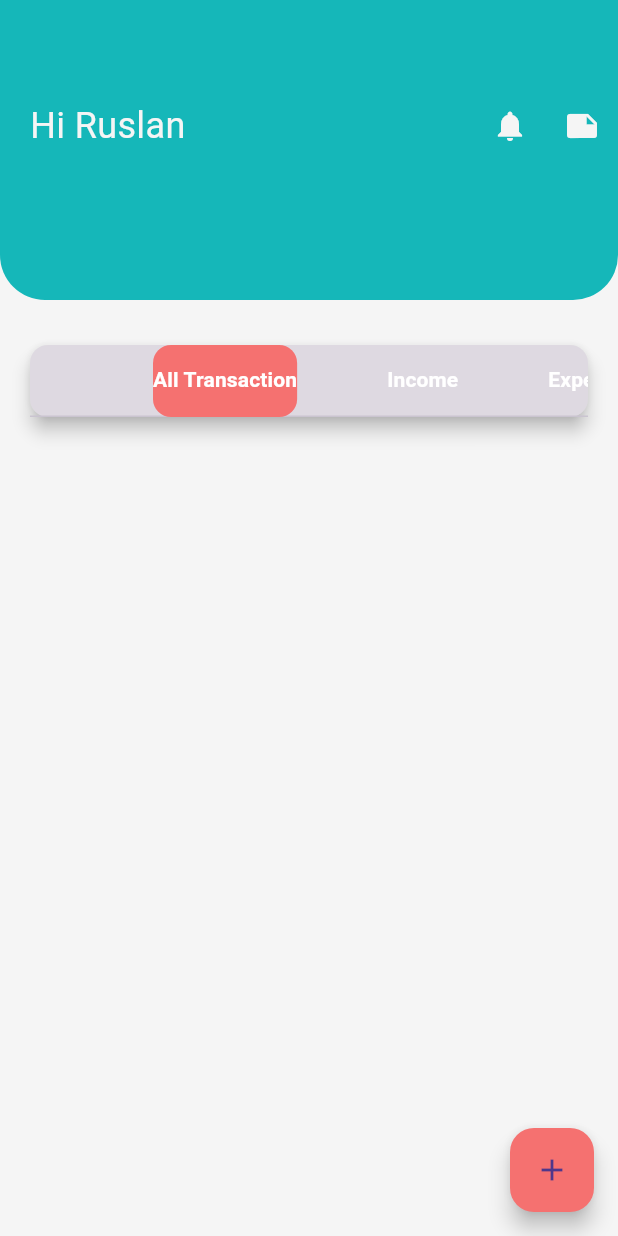
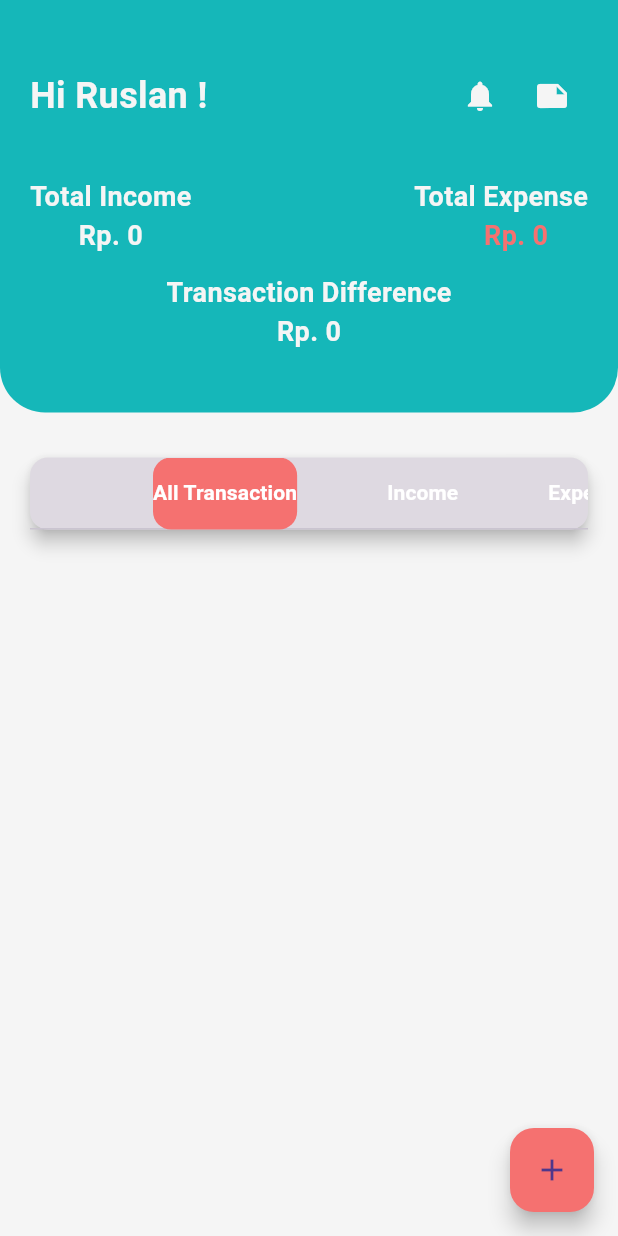
Before and after one commit to RuslanIk06/mini-project-flutter_catatan-keuangan, a Flutter app: the HomePage screen opened by its route, on a phone screen of 412 x 824 dp. Run offline on Flutter 3.47's test engine with Material 2 defaults, Android fonts, the phone set to English and light mode, and no system bars; our stand-ins replace dio, firebase_auth, firebase_core, lottie, shared_preferences; accounts and stored records are empty; network calls fail.

Commit message:
Add Total Indcome, Expense and Difference

```diff
--- a/lib/models/transaksi.dart
+++ b/lib/models/transaksi.dart
@@ -24,11 +24,7 @@ class Transaksi {
       categrory: json['categrory'],
       nominal: json['nominal'],
       note: json['note'],
-      waktu: json['waktu']
-      // waktu: DateTime.parse(
-      //   json["waktu"].toString(),
-      // ),
-      );
+      waktu: json['waktu']);
 
   Map<String, dynamic> toJson() => {
         "id": id,
@@ -37,9 +33,5 @@ class Transaksi {
         "nominal": nominal,
         "note": note,
         "waktu": waktu,
-        // "waktu": waktu != null
-        //     ? waktu!.toIso8601String()
-        //     : DateTime.now().toIso8601String(),
-        // "waktu": waktu != null ? waktu!.toString() : DateTime.now().toString(),
       };
 }
--- a/lib/pages/catatan_page.dart
+++ b/lib/pages/catatan_page.dart
@@ -1,4 +1,6 @@
 import 'package:catatan_keuangan/pages/form_catatan_page.dart';
+import 'package:catatan_keuangan/pages/home_page.dart';
+import 'package:catatan_keuangan/styles/colors_style.dart';
 import 'package:flutter/material.dart';
 import 'package:shared_preferences/shared_preferences.dart';
 
@@ -34,7 +36,10 @@ class _CatatanpageState extends State<Catatanpage> {
         title: const Text("Catatan"),
       ),
       body: Center(
+        child: Padding(
+          padding: const EdgeInsets.all(32),
           child: Column(
+            crossAxisAlignment: CrossAxisAlignment.stretch,
             mainAxisAlignment: MainAxisAlignment.center,
             children: [
               const SizedBox(height: 10),
@@ -46,18 +51,28 @@ class _CatatanpageState extends State<Catatanpage> {
                   Navigator.pushAndRemoveUntil(
                       context,
                       MaterialPageRoute(
-                      builder: (context) => const FormCatatan(),
+                        builder: (context) => const HomePage(),
                       ),
                       (route) => false);
                 },
                 icon: const Icon(Icons.logout),
                 label: const Text("Hapus"),
+                style: ElevatedButton.styleFrom(
+                  backgroundColor: redColor,
+                  foregroundColor: Colors.white,
+                ),
               ),
               ElevatedButton.icon(
                 onPressed: () => Navigator.pop(context),
                 icon: const Icon(Icons.home_filled),
-                label: const Text("Go To Home"))
+                label: const Text("Go To Home"),
+                style: ElevatedButton.styleFrom(
+                  backgroundColor: redColor,
+                  foregroundColor: Colors.white,
+                ),
+              )
             ],
+          ),
         ),
       ),
     );
--- a/lib/pages/create_transaction_page.dart
+++ b/lib/pages/create_transaction_page.dart
@@ -25,10 +25,11 @@ class _CreateTransactionState extends State<CreateTransaction>
   };
   final TextEditingController _ctrlNominal = TextEditingController();
   final TextEditingController _ctrlNote = TextEditingController();
-  final TextEditingController _dueDate = TextEditingController();
+  final _dueDate = TextEditingController();
   Transaksi? updateTransaksi;
 
   List<String> kategori = [
+    'Pilih Kategory',
     'Gaji',
     'Tunjangan',
     'Hadiah',
@@ -42,8 +43,10 @@ class _CreateTransactionState extends State<CreateTransaction>
     'Uang Keluar',
   ];
 
-  String _pilihanCategory = "Gaji";
+  String _pilihanCategory = "Pilih Kategory";
   String _pilhanType = "";
+
+  int totalMasuk = 0;
 
   final currentDate = DateTime.now();
 
@@ -60,9 +63,7 @@ class _CreateTransactionState extends State<CreateTransaction>
         categrory: transaksi["categrory"].toString(),
         nominal: int.parse(transaksi['nominal'].toString()),
         note: transaksi["note"].toString(),
-        waktu: transaksi['waktu'].toString()
-        // waktu: DateTime.parse(transaksi['waktu'].toString()),
-        );
+        waktu: transaksi['waktu'].toString());
 
     // tambahContact(transaksiBaru);
     if (updateTransaksi != null) {
@@ -82,6 +83,7 @@ class _CreateTransactionState extends State<CreateTransaction>
     if (updateTransaksi != null) {
       _ctrlNominal.text = updateTransaksi!.nominal.toInt().toString();
       _ctrlNote.text = updateTransaksi!.note;
+      _dueDate.text = updateTransaksi!.waktu;
     }
     return Scaffold(
       backgroundColor: whiteColor,
@@ -197,17 +199,17 @@ class _CreateTransactionState extends State<CreateTransaction>
                 textInputAction: TextInputAction.next,
                 controller: _dueDate,
                 onTap: () async {
-                  final selectDate = await showDatePicker(
+                  DateTime? selectDate = await showDatePicker(
                     context: context,
                     initialDate: currentDate,
-                    firstDate: DateTime(1990),
+                    firstDate: DateTime(2000),
                     lastDate: DateTime(currentDate.year + 5),
                   );
                   setState(
                     () {
                       if (selectDate != null) {
                         _dueDate.text =
-                            DateFormat("dd/MM/yyyy").format(selectDate);
+                            DateFormat("EEEE, dd/MM/yyyy").format(selectDate);
                       }
                     },
                   );
--- a/lib/pages/form_catatan_page.dart
+++ b/lib/pages/form_catatan_page.dart
@@ -1,4 +1,5 @@
 import 'package:catatan_keuangan/pages/catatan_page.dart';
+import 'package:catatan_keuangan/styles/colors_style.dart';
 import 'package:flutter/material.dart';
 import 'package:shared_preferences/shared_preferences.dart';
 
@@ -54,10 +55,11 @@ class _FormCatatanState extends State<FormCatatan> {
         child: Form(
           key: formKey,
           child: Column(
+            crossAxisAlignment: CrossAxisAlignment.stretch,
             children: [
               TextFormField(
                 decoration: const InputDecoration(
-                  icon: Icon(Icons.person),
+                  icon: Icon(Icons.note_add_sharp),
                   label: Text('Catatan'),
                   hintText: 'Masukan Catatan',
                 ),
@@ -72,6 +74,7 @@ class _FormCatatanState extends State<FormCatatan> {
                 textInputAction: TextInputAction.next,
                 controller: _noteController,
               ),
+              const SizedBox(height: 16),
               ElevatedButton(
                 onPressed: () {
                   final isValidForm = formKey.currentState!.validate();
@@ -89,6 +92,10 @@ class _FormCatatanState extends State<FormCatatan> {
                   }
                 },
                 child: const Text('Tambah'),
+                style: ElevatedButton.styleFrom(
+                  backgroundColor: redColor,
+                  foregroundColor: Colors.white,
+                ),
               ),
             ],
           ),
--- a/lib/pages/home_page.dart
+++ b/lib/pages/home_page.dart
@@ -1,10 +1,12 @@
 import 'package:catatan_keuangan/pages/catatan_page.dart';
 import 'package:catatan_keuangan/pages/create_transaction_page.dart';
 import 'package:catatan_keuangan/pages/form_catatan_page.dart';
+import 'package:catatan_keuangan/providers/provider_transaksi.dart';
 import 'package:catatan_keuangan/widgets/list_transaksi.dart';
 import 'package:catatan_keuangan/styles/colors_style.dart';
 import 'package:catatan_keuangan/widgets/list_transaksi_pemasukan.dart';
 import 'package:catatan_keuangan/widgets/list_transaksi_pengeluran.dart';
+import 'package:catatan_keuangan/widgets/dashboard_transaksi.dart';
 import 'package:flutter/material.dart';
 import 'package:provider/provider.dart';
 
@@ -20,62 +22,13 @@ class _HomePageState extends State<HomePage> with TickerProviderStateMixin {
   @override
   Widget build(BuildContext context) {
     TabController tabController = TabController(length: 3, vsync: this);
+
     return Scaffold(
       backgroundColor: whiteColor,
       body: Column(
         mainAxisAlignment: MainAxisAlignment.center,
         children: [
-          Container(
-            width: double.infinity,
-            height: 200,
-            decoration: const BoxDecoration(
-              borderRadius: BorderRadius.only(
-                  bottomLeft: Radius.circular(30),
-                  bottomRight: Radius.circular(30)),
-              color: greenColor,
-            ),
-            child: Column(
-              crossAxisAlignment: CrossAxisAlignment.start,
-              children: [
-                const SizedBox(height: 60),
-                Row(
-                  mainAxisAlignment: MainAxisAlignment.spaceBetween,
-                  children: [
-                    const Padding(
-                      padding: EdgeInsets.only(left: 20),
-                      child: Text(
-                        "Hi Ruslan",
-                        style: TextStyle(color: whiteColor, fontSize: 24),
-                      ),
-                    ),
-                    Row(
-                      children: [
-                        IconButton(
-                          onPressed: () {
-                            Navigator.pushNamed(context, FormCatatan.routeName);
-                          },
-                          icon: const Icon(
-                            Icons.notifications,
-                            color: whiteColor,
-                          ),
-                        ),
-                        IconButton(
-                          onPressed: () {
-                            Navigator.pushNamed(context, Catatanpage.routeName);
-                          },
-                          icon: const Icon(
-                            Icons.note,
-                            color: whiteColor,
-                          ),
-                        ),
-                      ],
-                    ),
-                  ],
-                ),
-                const SizedBox(height: 40),
-              ],
-            ),
-          ),
+          DashboardTransaksi(),
           const SizedBox(height: 10),
           Padding(
             padding: const EdgeInsets.all(16),
--- a/lib/providers/provider_transaksi.dart
+++ b/lib/providers/provider_transaksi.dart
@@ -4,12 +4,51 @@ import 'package:catatan_keuangan/services/api_transaksi.dart';
 
 class TransaksiProvider with ChangeNotifier {
   late APITransaksi _service;
+
   List<Transaksi> _transaksi = [];
   List<Transaksi> get transaksi => [..._transaksi];
   List<Transaksi> get getIncome =>
       _transaksi.where((element) => element.type == "Pemasukan").toList();
   List<Transaksi> get getExpense =>
       _transaksi.where((element) => element.type == "Pengeluaran").toList();
+
+  int getTotalIncome() {
+    final pemasukan =
+        _transaksi.where((element) => element.type == "Pemasukan").toList();
+
+    final totalPemasukan = pemasukan.fold(0, (a, b) => a + b.nominal);
+
+    return totalPemasukan;
+    notifyListeners();
+  }
+
+  int getTotalExpnse() {
+    final pengeluaran =
+        _transaksi.where((element) => element.type == "Pengeluaran").toList();
+
+    final totalPengeluaran = pengeluaran.fold(0, (a, b) => a + b.nominal);
+
+    return totalPengeluaran;
+    notifyListeners();
+  }
+
+  int getTotalDifference() {
+    final pemasukan =
+        _transaksi.where((element) => element.type == "Pemasukan").toList();
+    final pengeluaran =
+        _transaksi.where((element) => element.type == "Pengeluaran").toList();
+
+    final totalpemasukan = pemasukan.fold(0, (a, b) => a + b.nominal);
+    final totalPengeluaran = pengeluaran.fold(0, (a, b) => a + b.nominal);
+
+    var selisih = totalpemasukan - totalPengeluaran;
+
+    return selisih;
+    notifyListeners();
+  }
+
+  final int _totalPemasaukan = 0;
+  int get totalPemasukan => _totalPemasaukan;
 
   TransaksiProvider() {
     _service = APITransaksi();
@@ -60,4 +99,6 @@ class TransaksiProvider with ChangeNotifier {
       }
     }
   }
+
+  void hitungPemasukan() {}
 }
--- /dev/null
+++ b/lib/widgets/dashboard_transaksi.dart
@@ -0,0 +1,166 @@
+import 'package:catatan_keuangan/pages/catatan_page.dart';
+import 'package:catatan_keuangan/pages/create_transaction_page.dart';
+import 'package:catatan_keuangan/pages/form_catatan_page.dart';
+import 'package:catatan_keuangan/providers/provider_transaksi.dart';
+import 'package:flutter/material.dart';
+import 'package:provider/provider.dart';
+
+import '../styles/colors_style.dart';
+
+class DashboardTransaksi extends StatefulWidget {
+  const DashboardTransaksi({super.key});
+
+  @override
+  State<DashboardTransaksi> createState() => _DashboardTransaksiState();
+}
+
+class _DashboardTransaksiState extends State<DashboardTransaksi> {
+  @override
+  Widget build(BuildContext context) {
+    final transaksiMasuk =
+        Provider.of<TransaksiProvider>(context).getTotalIncome();
+    final transaksiKeluar =
+        Provider.of<TransaksiProvider>(context).getTotalExpnse();
+    final selisihTransaksi =
+        Provider.of<TransaksiProvider>(context).getTotalDifference();
+
+    return Container(
+      width: double.infinity,
+      height: 275,
+      decoration: const BoxDecoration(
+        borderRadius: BorderRadius.only(
+            bottomLeft: Radius.circular(30), bottomRight: Radius.circular(30)),
+        color: greenColor,
+      ),
+      child: Column(
+        crossAxisAlignment: CrossAxisAlignment.start,
+        children: [
+          const SizedBox(height: 40),
+          Row(
+            mainAxisAlignment: MainAxisAlignment.spaceBetween,
+            children: [
+              const Padding(
+                padding: EdgeInsets.only(left: 20, right: 20),
+                child: Text(
+                  "Hi Ruslan !",
+                  style: TextStyle(
+                      color: whiteColor,
+                      fontSize: 24,
+                      fontWeight: FontWeight.bold),
+                ),
+              ),
+              Padding(
+                padding: const EdgeInsets.only(right: 20),
+                child: Row(
+                  children: [
+                    IconButton(
+                      onPressed: () {
+                        Navigator.pushNamed(context, FormCatatan.routeName);
+                      },
+                      icon: const Icon(
+                        Icons.notifications,
+                        color: whiteColor,
+                      ),
+                    ),
+                    IconButton(
+                      onPressed: () {
+                        Navigator.pushNamed(context, Catatanpage.routeName);
+                      },
+                      icon: const Icon(
+                        Icons.note,
+                        color: whiteColor,
+                      ),
+                    ),
+                  ],
+                ),
+              ),
+            ],
+          ),
+          const SizedBox(height: 30),
+          Row(
+            mainAxisAlignment: MainAxisAlignment.spaceBetween,
+            children: [
+              Column(
+                children: [
+                  const Padding(
+                    padding: const EdgeInsets.only(left: 20),
+                    child: Text(
+                      "Total Income",
+                      style: TextStyle(
+                          color: whiteColor,
+                          fontSize: 18,
+                          fontWeight: FontWeight.bold),
+                    ),
+                  ),
+                  Padding(
+                    padding: const EdgeInsets.only(left: 20),
+                    child: Text(
+                      "Rp. ${transaksiMasuk}",
+                      style: const TextStyle(
+                          color: whiteColor,
+                          fontSize: 18,
+                          fontWeight: FontWeight.bold),
+                    ),
+                  ),
+                ],
+              ),
+              Column(
+                crossAxisAlignment: CrossAxisAlignment.center,
+                children: [
+                  const Padding(
+                    padding: const EdgeInsets.only(right: 20),
+                    child: Text(
+                      "Total Expense",
+                      style: TextStyle(
+                          color: whiteColor,
+                          fontSize: 18,
+                          fontWeight: FontWeight.bold),
+                    ),
+                  ),
+                  Padding(
+                    padding: const EdgeInsets.only(left: 0),
+                    child: Text(
+                      "Rp. ${transaksiKeluar}",
+                      style: const TextStyle(
+                          color: redColor,
+                          fontSize: 18,
+                          fontWeight: FontWeight.bold),
+                    ),
+                  ),
+                ],
+              ),
+            ],
+          ),
+          SizedBox(height: 12),
+          Center(
+            child: Column(
+              crossAxisAlignment: CrossAxisAlignment.center,
+              children: [
+                const Padding(
+                  padding: const EdgeInsets.only(right: 0),
+                  child: Text(
+                    "Transaction Difference",
+                    style: TextStyle(
+                        color: whiteColor,
+                        fontSize: 18,
+                        fontWeight: FontWeight.bold),
+                  ),
+                ),
+                Padding(
+                  padding: const EdgeInsets.only(left: 0),
+                  child: Text(
+                    "Rp. ${selisihTransaksi}",
+                    style: const TextStyle(
+                        color: whiteColor,
+                        fontSize: 18,
+                        fontWeight: FontWeight.bold),
+                  ),
+                ),
+              ],
+            ),
+          ),
+        ],
+      ),
+    );
+  }
+}
--- a/lib/widgets/list_transaksi_pemasukan.dart
+++ b/lib/widgets/list_transaksi_pemasukan.dart
@@ -14,6 +14,7 @@ class _ListTransaksiPemasukanState extends State<ListTransaksiPemasukan> {
   @override
   Widget build(BuildContext context) {
     final trans = Provider.of<TransaksiProvider>(context).getIncome;
+
     return ListView.separated(
       shrinkWrap: true,
       scrollDirection: Axis.vertical,
@@ -31,7 +32,7 @@ class _ListTransaksiPemasukanState extends State<ListTransaksiPemasukan> {
           trailing: Column(
             children: [
               Text(
-                "Rp. ${transaksi.nominal.toString()}",
+                "Rp. ${transaksi.nominal}",
                 style: const TextStyle(fontWeight: FontWeight.bold),
               ),
               Text(
```
Lines whose indentation alone changed are shown as unchanged.
